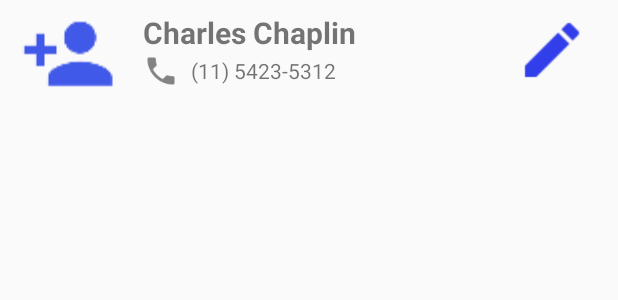
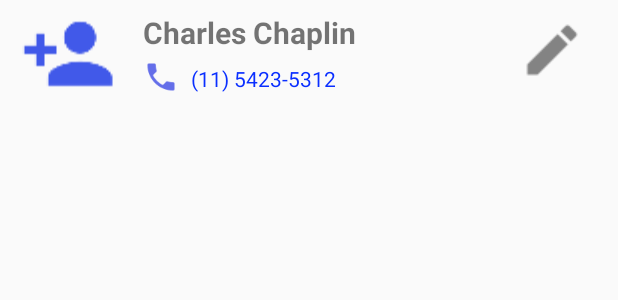
Before and after one commit to Marlon2001/AgendaContatos, an Android app: the layout layout_lista_contatos.xml on its own in the app's theme, with its tools: preview values and no code run, on a phone screen of 412 x 824 dp. Shown: the top 300 px of the screen. Run offline under Robolectric (Android 15) with nearby library versions, the phone set to English and light mode, and no system bars.

Commit message:
Quase terminado

```diff
--- a/app/src/main/AndroidManifest.xml
+++ b/app/src/main/AndroidManifest.xml
@@ -34,4 +34,5 @@
                 android:resource="@xml/provider_paths"/>
         </provider>
     </application>
+    <uses-permission android:name="android.permission.CALL_PHONE" />
 </manifest>
--- a/app/src/main/res/layout/layout_lista_contatos.xml
+++ b/app/src/main/res/layout/layout_lista_contatos.xml
@@ -2,7 +2,7 @@
 <LinearLayout
     xmlns:android="http://schemas.android.com/apk/res/android"
     android:layout_width="match_parent"
-    android:layout_height="match_parent"
+    android:layout_height="wrap_content"
     android:padding="4dp">
 
     <ImageView
@@ -33,11 +33,12 @@
 
         <LinearLayout
             android:id="@+id/btn_telefone"
-            android:layout_width="184dp"
-            android:layout_height="32dp"
+            android:layout_width="140dp"
+            android:layout_height="28dp"
+            android:layout_marginTop="4dp"
             android:layout_below="@id/txt_nome_contato">
 
-            <Button
+            <ImageView
                 android:layout_width="24dp"
                 android:layout_height="24dp"
                 android:background="@drawable/ic_call"/>
@@ -47,17 +48,27 @@
                 android:layout_width="124dp"
                 android:layout_height="wrap_content"
                 android:layout_marginLeft="8dp"
+                android:layout_marginTop="3dp"
                 android:ellipsize="end"
+                android:textColor="@color/colorBlue"
                 android:lines="1"
                 android:text="(11) 5423-5312"/>
+
+            <TextView
+                android:visibility="invisible"
+                android:id="@+id/txt_position"
+                android:layout_width="wrap_content"
+                android:layout_height="wrap_content"
+                android:text="999"/>
         </LinearLayout>
     </LinearLayout>
 
-    <ImageButton
+    <ImageView
         android:id="@+id/btn_edit"
         android:layout_width="48dp"
         android:layout_height="48dp"
         android:layout_marginTop="5dp"
         android:layout_marginRight="16dp"
         android:background="@drawable/ic_edit" />
+
 </LinearLayout>
--- a/app/src/main/res/values/colors.xml
+++ b/app/src/main/res/values/colors.xml
@@ -2,6 +2,7 @@
 <resources>
     <color name="colorRed">#fa0101</color>
     <color name="colorPrimary">#3F51B5</color>
+    <color name="colorBlue">#0a2fff</color>
     <color name="colorPrimaryDark">#303F9F</color>
     <color name="colorAccent">#FF4081</color>
     <color name="colorWhite">#FFFFFF</color>
```
Also changed, not shown: app/src/main/java/br/senai/sp/adapter/ContatosAdapter.java (+30 -3 lines), app/src/main/java/br/senai/sp/agendacontatos/MainActivity.java (+0 -11 lines), app/src/main/res/drawable-hdpi/ic_call.png, app/src/main/res/drawable-hdpi/ic_edit.png, app/src/main/res/drawable-mdpi/ic_call.png, app/src/main/res/drawable-mdpi/ic_edit.png, app/src/main/res/drawable-xhdpi/ic_call.png, app/src/main/res/drawable-xhdpi/ic_edit.png, app/src/main/res/drawable-xxhdpi/ic_call.png, app/src/main/res/drawable-xxhdpi/ic_edit.png.
